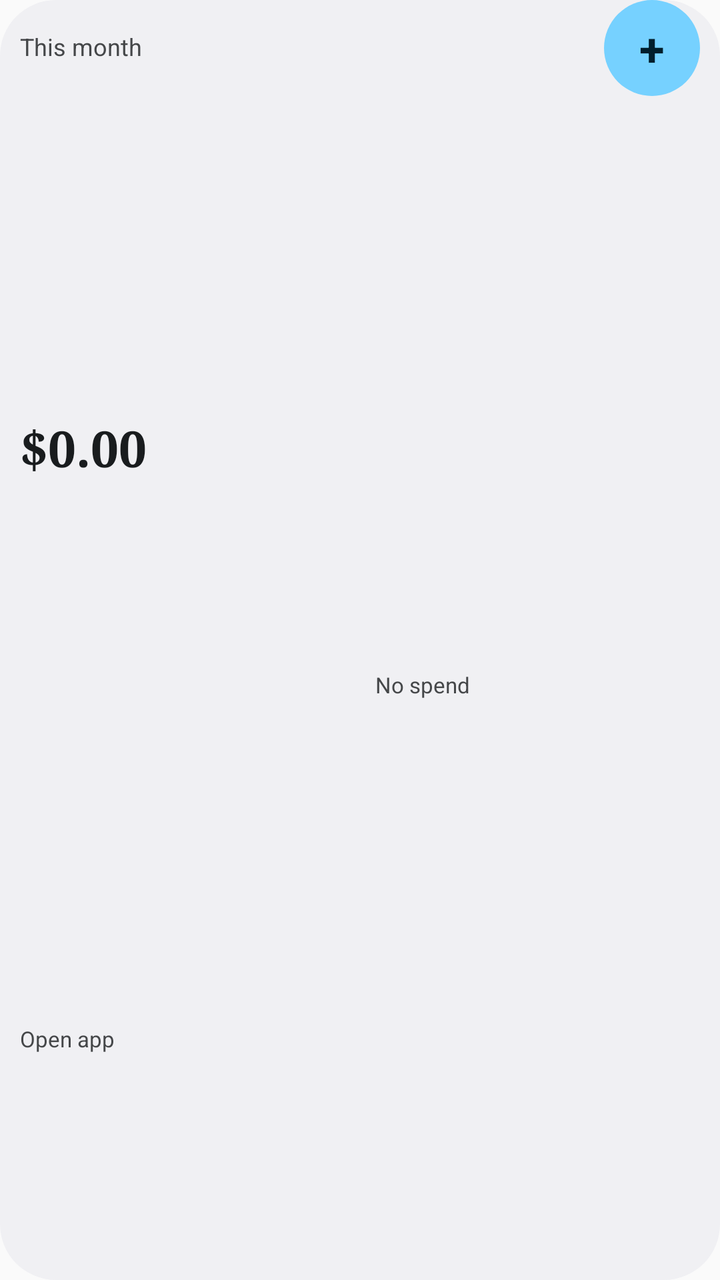
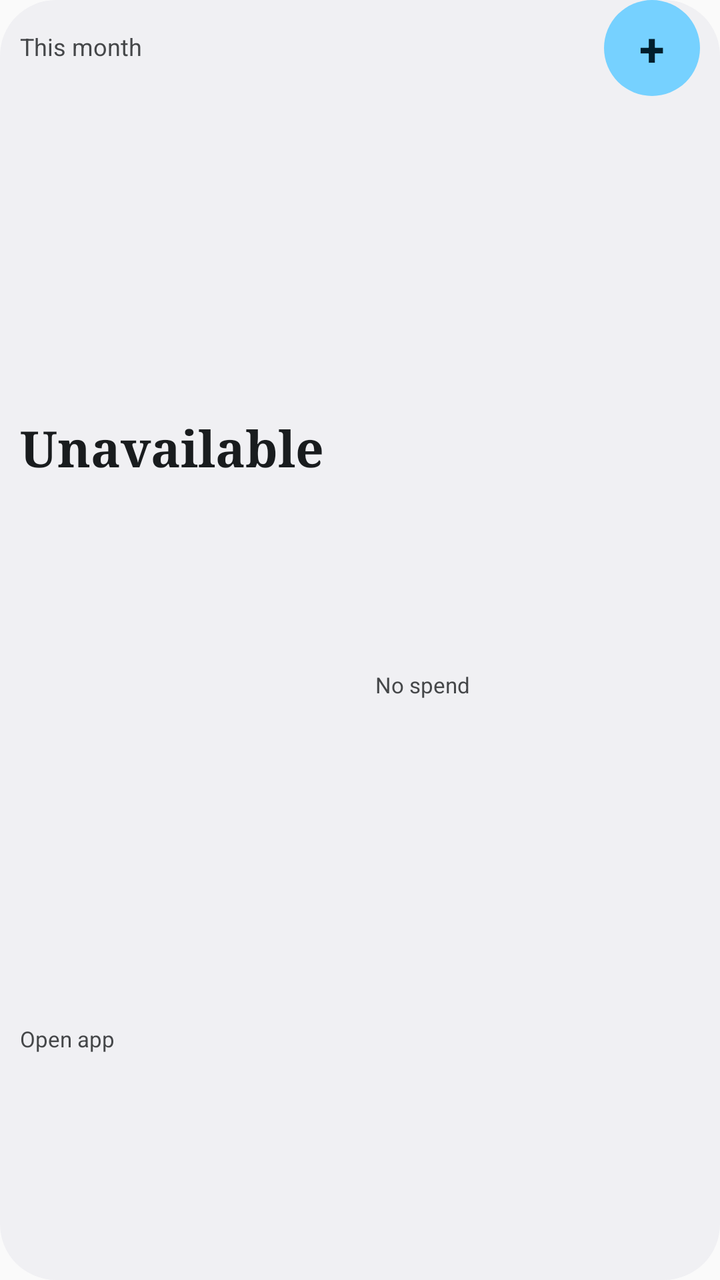

Compare the two renders of this Android layout. The source of the first and the diff that turns it into the second are given below.
<!-- AndroidManifest.xml: application theme AppTheme -->
<!-- res/layout/widget_penny_wide.xml -->
<?xml version="1.0" encoding="utf-8"?>
<LinearLayout xmlns:android="http://schemas.android.com/apk/res/android"
    android:id="@+id/widget_root"
    android:layout_width="match_parent"
    android:layout_height="match_parent"
    android:background="@drawable/widget_penny_card_background"
    android:orientation="vertical"
    android:paddingLeft="10dp"
    android:paddingRight="10dp"
    android:paddingBottom="2dp">

    <LinearLayout
        android:layout_width="match_parent"
        android:layout_height="48dp"
        android:gravity="center_vertical"
        android:orientation="horizontal">

        <TextView
            android:id="@+id/widget_spent_label"
            android:layout_width="0dp"
            android:layout_height="match_parent"
            android:layout_weight="1"
            android:autoSizeMaxTextSize="12sp"
            android:autoSizeMinTextSize="9sp"
            android:autoSizeStepGranularity="1sp"
            android:autoSizeTextType="uniform"
            android:ellipsize="end"
            android:gravity="center_vertical"
            android:includeFontPadding="false"
            android:maxLines="2"
            android:text="@string/widget_spent_this_month"
            android:textColor="@color/widget_on_surface_inverse_muted" />

        <TextView
            android:id="@+id/widget_add_button"
            android:layout_width="48dp"
            android:layout_height="48dp"
            android:background="@drawable/widget_penny_quick_add_background"
            android:contentDescription="@string/widget_quick_add_description"
            android:autoSizeMaxTextSize="23sp"
            android:autoSizeMinTextSize="14sp"
            android:autoSizeStepGranularity="1sp"
            android:autoSizeTextType="uniform"
            android:gravity="center"
            android:text="@string/widget_quick_add"
            android:textColor="@color/widget_on_quick_add"
            android:textStyle="bold" />
    </LinearLayout>

    <LinearLayout
        android:layout_width="match_parent"
        android:layout_height="0dp"
        android:layout_weight="1"
        android:orientation="horizontal">

        <LinearLayout
            android:layout_width="0dp"
            android:layout_height="match_parent"
            android:layout_weight="1.15"
            android:orientation="vertical"
            android:paddingRight="4dp">

            <TextView
                android:id="@+id/widget_amount"
                android:layout_width="match_parent"
                android:layout_height="0dp"
                android:layout_weight="3"
                android:autoSizeMaxTextSize="25sp"
                android:autoSizeMinTextSize="7sp"
                android:autoSizeStepGranularity="1sp"
                android:autoSizeTextType="uniform"
                android:ellipsize="end"
                android:fontFamily="serif"
                android:gravity="center_vertical"
                android:includeFontPadding="false"
                android:maxLines="1"
                android:text="@string/widget_amount_fallback"
                android:textColor="@color/widget_on_surface_inverse"
                android:textStyle="bold" />

            <TextView
                android:id="@+id/widget_count"
                android:layout_width="match_parent"
                android:layout_height="0dp"
                android:layout_weight="2"
                android:autoSizeMaxTextSize="11sp"
                android:autoSizeMinTextSize="8sp"
                android:autoSizeStepGranularity="1sp"
                android:autoSizeTextType="uniform"
                android:ellipsize="end"
                android:gravity="center_vertical"
                android:includeFontPadding="false"
                android:maxLines="1"
                android:text="@string/widget_open_app"
                android:textColor="@color/widget_on_surface_inverse_muted" />
        </LinearLayout>

        <TextView
            android:id="@+id/widget_categories"
            android:layout_width="0dp"
            android:layout_height="match_parent"
            android:layout_weight="1.1"
            android:autoSizeMaxTextSize="11sp"
            android:autoSizeMinTextSize="7sp"
            android:autoSizeStepGranularity="1sp"
            android:autoSizeTextType="uniform"
            android:ellipsize="end"
            android:gravity="center_vertical"
            android:includeFontPadding="false"
            android:maxLines="3"
            android:paddingLeft="4dp"
            android:text="@string/widget_no_spend"
            android:textColor="@color/widget_on_surface_inverse_muted" />
    </LinearLayout>
</LinearLayout>
<!-- resources referenced by this layout -->
<resources>
  <color name="widget_on_quick_add">#002117</color>
  <color name="widget_on_surface_inverse">#1A1C1A</color>
  <color name="widget_on_surface_inverse_muted">#454945</color>
  <!-- drawable widget_penny_card_background (drawable) -->
  <?xml version="1.0" encoding="utf-8"?>
  <shape xmlns:android="http://schemas.android.com/apk/res/android" android:shape="rectangle">
      <solid android:color="@color/widget_surface_inverse" />
      <corners android:radius="28dp" />
  </shape>
  <!-- drawable widget_penny_quick_add_background (drawable) -->
  <?xml version="1.0" encoding="utf-8"?>
  <shape xmlns:android="http://schemas.android.com/apk/res/android" android:shape="rectangle">
      <solid android:color="@color/widget_quick_add" />
      <corners android:radius="24dp" />
  </shape>
  <string name="widget_amount_fallback">$0.00</string>
  <string name="widget_no_spend">No spend</string>
  <string name="widget_open_app">Open app</string>
  <string name="widget_quick_add">+</string>
  <string name="widget_quick_add_description">Add a transaction</string>
  <string name="widget_spent_this_month">This month</string>
  <style name="AppTheme" parent="android:style/Theme.Material.Light.NoActionBar">
          <item name="android:statusBarColor">@android:color/transparent</item>
          <item name="android:navigationBarColor">@android:color/transparent</item>
          <item name="android:windowLightStatusBar">true</item>
      </style>
  <color name="widget_surface_inverse">#F6F7F4</color>
  <color name="widget_quick_add">#B6F2D2</color>
</resources>

<!-- the commit's change to res/layout/widget_penny_wide.xml (unified diff, before → after) -->
@@ -74,7 +74,7 @@
                 android:gravity="center_vertical"
                 android:includeFontPadding="false"
                 android:maxLines="1"
-                android:text="@string/widget_amount_fallback"
+                android:text="@string/widget_unavailable"
                 android:textColor="@color/widget_on_surface_inverse"
                 android:textStyle="bold" />
 
<!-- resource entries referenced after the edit -->
@@ -15,12 +15,12 @@
       <solid android:color="@color/widget_quick_add" />
       <corners android:radius="24dp" />
   </shape>
-  <string name="widget_amount_fallback">$0.00</string>
   <string name="widget_no_spend">No spend</string>
   <string name="widget_open_app">Open app</string>
   <string name="widget_quick_add">+</string>
   <string name="widget_quick_add_description">Add a transaction</string>
   <string name="widget_spent_this_month">This month</string>
+  <string name="widget_unavailable">Unavailable</string>
   <style name="AppTheme" parent="android:style/Theme.Material.Light.NoActionBar">
           <item name="android:statusBarColor">@android:color/transparent</item>
           <item name="android:navigationBarColor">@android:color/transparent</item>
